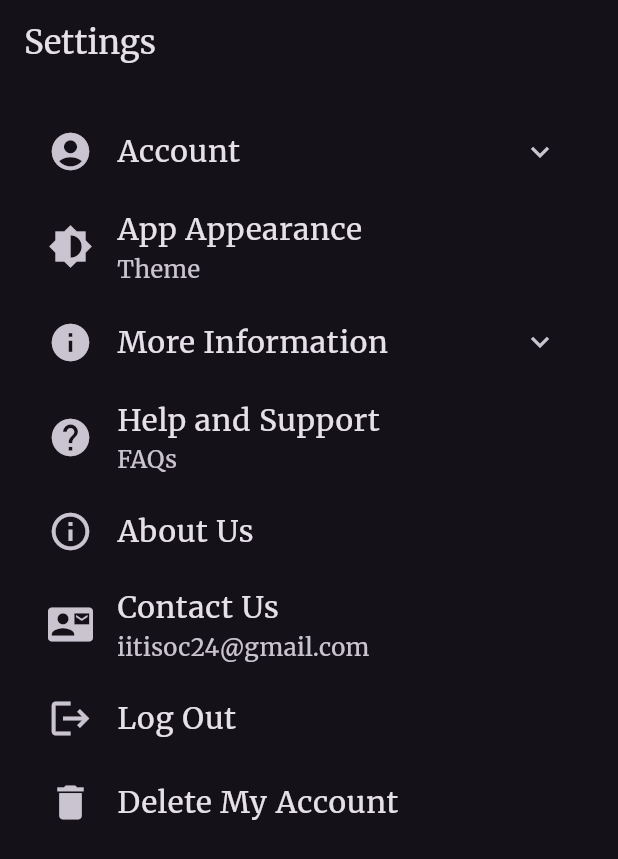
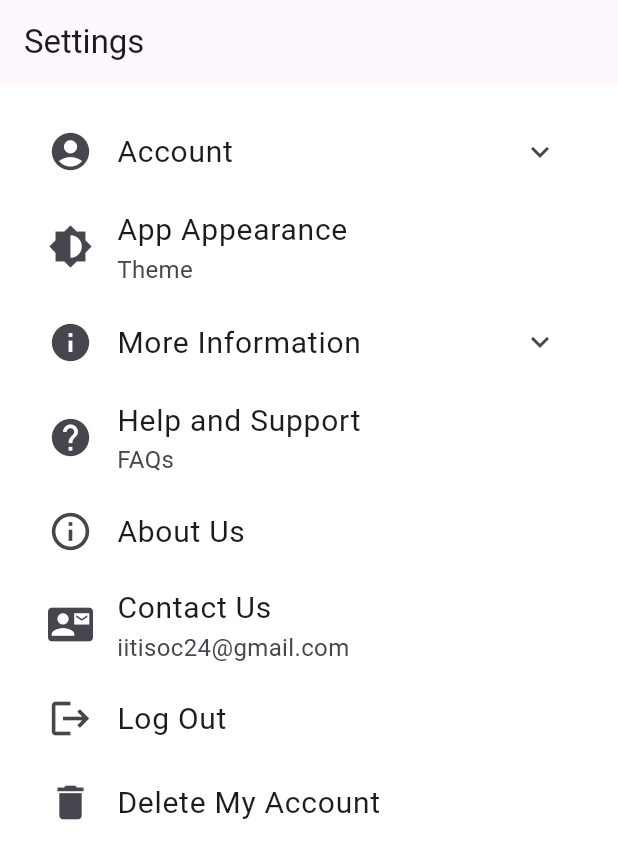
Before and after one commit to vasavjain1267/Music-Player-IITISoC, a Flutter app: the screen it shows after launch, on a phone screen of 412 x 824 dp. Shown: the top 859 px of the screen. Run offline on Flutter 3.47's test engine with Material 3 defaults, Android fonts, the light colour scheme and no system bars; our stand-ins replace animated_text_kit, firebase_core; missing offline and left inert: flutter_any_logo; accounts and stored records are empty.

Commit message:
Update main.dart

```diff
--- a/lib/main.dart
+++ b/lib/main.dart
@@ -41,12 +41,22 @@ class _MyAppState extends State<MyApp> {
         password: password,
         toggleTheme: _toggleTheme,
       ),
+      // theme: ThemeData(
+      //   fontFamily: "Merriweather",
+      //   brightness: Brightness.dark,
+      //   //scaffoldBackgroundColor: Color.fromARGB(255, 197, 115, 9),
+      //   primaryColor: Color.fromARGB(255, 197, 115, 8),
+      // ),
       theme: ThemeData(
-        fontFamily: "Merriweather",
+        primarySwatch: Colors.blue,
+        brightness: Brightness.light,
+        scaffoldBackgroundColor: Colors.white,
+      ),
+      darkTheme: ThemeData(
         brightness: Brightness.dark,
-        //scaffoldBackgroundColor: Color.fromARGB(255, 197, 115, 9),
-        primaryColor: Color.fromARGB(255, 197, 115, 8),
+        scaffoldBackgroundColor: Colors.black,
       ),
+      themeMode: _themeMode,
     );
   }
 }
```
